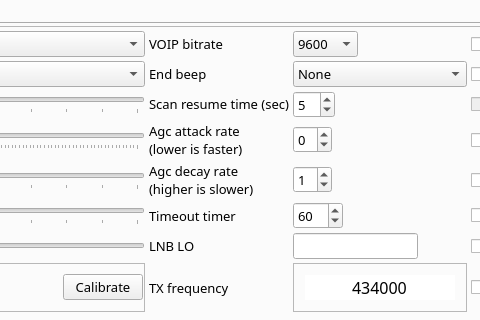
Qt form src/mainwindow.ui (qradiolink/qradiolink) before a commit; both pictures show x 375 to 855 and y 84 to 404 of the 1400 by 721 pixel window.
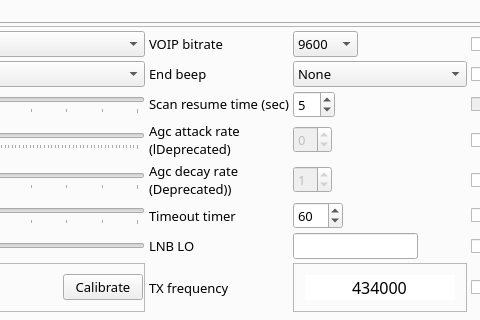
The same form after that commit. Icons and pictures are not drawn. Custom widgets are drawn as their Qt base class.

Commit message: Deprecate AGC spin boxes in Settings page

The edit to the form file:
```diff
--- a/src/mainwindow.ui
+++ b/src/mainwindow.ui
@@ -2916,6 +2916,9 @@
                  </item>
                  <item row="9" column="3">
                   <widget class="QSpinBox" name="agcDecaySpinBox">
+                   <property name="enabled">
+                    <bool>false</bool>
+                   </property>
                    <property name="sizePolicy">
                     <sizepolicy hsizetype="Fixed" vsizetype="Fixed">
                      <horstretch>0</horstretch>
@@ -3093,7 +3096,7 @@
                    </property>
                    <property name="text">
                     <string>Agc decay rate
-(higher is slower)</string>
+(Deprecated))</string>
                    </property>
                   </widget>
                  </item>
@@ -3397,7 +3400,7 @@
                    </property>
                    <property name="text">
                     <string>Agc attack rate
-(lower is faster)</string>
+(lDeprecated)</string>
                    </property>
                   </widget>
                  </item>
@@ -3555,6 +3558,9 @@
                  </item>
                  <item row="7" column="3">
                   <widget class="QSpinBox" name="agcAttackSpinBox">
+                   <property name="enabled">
+                    <bool>false</bool>
+                   </property>
                    <property name="sizePolicy">
                     <sizepolicy hsizetype="Fixed" vsizetype="Fixed">
                      <horstretch>0</horstretch>
```
